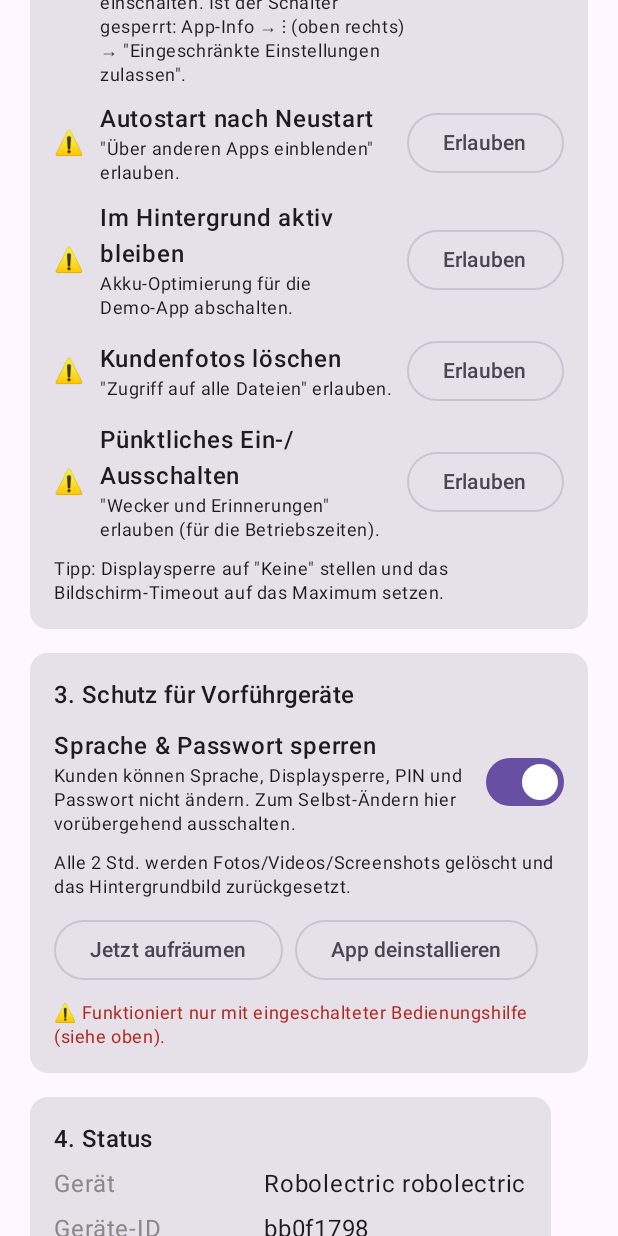
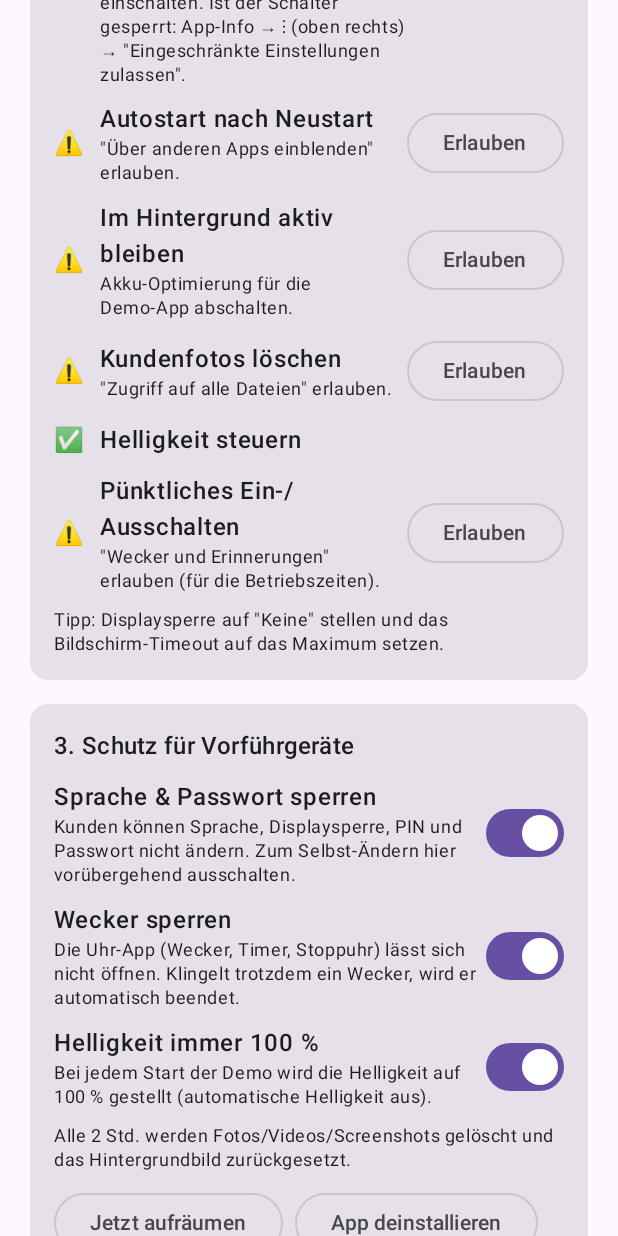
Before and after one commit to Scobecraft/RetailDemo, an Android app built with Jetpack Compose: the screen it shows after launch (SetupActivity), scrolled down 576 dp, on a phone screen of 412 x 824 dp. Run offline under Robolectric (Android 15) with nearby library versions, the phone set to English and light mode, and no system bars; pictures from the network do not load; 2 statements that could not run were skipped.

Commit message:
Demo-App 1.4.0: Helligkeit 100 %, Wecker sperren
- Helligkeit: Demo-Fenster immer volle Helligkeit; System-Helligkeit wird bei jedem
  Demo-Start und beim Aufräumen auf 100 % (manuell) gestellt (Erlaubnis
  "Systemeinstellungen ändern")
- Uhr-App (Wecker/Timer) für Kunden gesperrt; klingelnde Wecker werden möglichst
  automatisch über "Beenden" abgeschaltet
- Beides in den Demo-Einstellungen unter "Schutz" abschaltbar

Co-Authored-By: Claude Opus 5.5 <noreply@anthropic.com>
Claude-Session: https://claude.ai/code/session_011BwrSSPHaNa1dTnFUGjJMx

```diff
--- a/android/demo/build.gradle.kts
+++ b/android/demo/build.gradle.kts
@@ -19,8 +19,8 @@ android {
         applicationId = "de.retaildemo.demo"
         minSdk = 26
         targetSdk = 36
-        versionCode = 5
-        versionName = "1.3.1"
+        versionCode = 6
+        versionName = "1.4.0"
     }
 
     signingConfigs {
--- a/android/demo/src/main/AndroidManifest.xml
+++ b/android/demo/src/main/AndroidManifest.xml
@@ -10,6 +10,9 @@
     <uses-permission android:name="android.permission.REQUEST_IGNORE_BATTERY_OPTIMIZATIONS" />
     <uses-permission android:name="android.permission.SCHEDULE_EXACT_ALARM" />
     <uses-permission android:name="android.permission.SET_WALLPAPER" />
+    <uses-permission
+        android:name="android.permission.WRITE_SETTINGS"
+        tools:ignore="ProtectedPermissions" />
     <uses-permission android:name="android.permission.REQUEST_DELETE_PACKAGES" />
     <uses-permission android:name="android.permission.READ_EXTERNAL_STORAGE" android:maxSdkVersion="32" />
     <uses-permission android:name="android.permission.WRITE_EXTERNAL_STORAGE" android:maxSdkVersion="29" />
--- /dev/null
+++ b/android/demo/src/main/java/de/retaildemo/demo/Brightness.kt
@@ -0,0 +1,19 @@
+package de.retaildemo.demo
+
+import android.content.Context
+import android.provider.Settings
+import android.util.Log
+
+/** Stellt die System-Helligkeit auf 100 % (braucht die Erlaubnis "Systemeinstellungen ändern"). */
+object Brightness {
+    fun canWrite(context: Context) = Settings.System.canWrite(context)
+
+    fun setMax(context: Context) {
+        if (!context.demoApp.prefs.maxBrightness || !canWrite(context)) return
+        runCatching {
+            val cr = context.contentResolver
+            Settings.System.putInt(cr, Settings.System.SCREEN_BRIGHTNESS_MODE, Settings.System.SCREEN_BRIGHTNESS_MODE_MANUAL)
+            Settings.System.putInt(cr, Settings.System.SCREEN_BRIGHTNESS, 255)
+        }.onFailure { Log.w("DemoBrightness", "Helligkeit konnte nicht gesetzt werden", it) }
+    }
+}
--- a/android/demo/src/main/java/de/retaildemo/demo/CleanupManager.kt
+++ b/android/demo/src/main/java/de/retaildemo/demo/CleanupManager.kt
@@ -57,6 +57,7 @@ class CleanupManager(private val app: DemoApp) {
         withContext(Dispatchers.IO) {
             val deleted = if (hasStorageAccess()) deleteGuestMedia() else -1
             val wallpaperOk = resetWallpaper()
+            Brightness.setMax(app)
             app.prefs.lastCleanup = System.currentTimeMillis()
             val summary = buildString {
                 append(if (deleted >= 0) "$deleted Datei(en) gelöscht" else "Fotos: keine Berechtigung")
--- a/android/demo/src/main/java/de/retaildemo/demo/DemoActivity.kt
+++ b/android/demo/src/main/java/de/retaildemo/demo/DemoActivity.kt
@@ -118,6 +118,13 @@ class DemoActivity : ComponentActivity() {
         demoApp.sync.playerStatus = "Demo läuft"
         demoApp.closeDemoCallback = { runOnUiThread { finish() } }
         demoApp.demoVisible = true
+        // Volle Helligkeit: für dieses Fenster sofort, für das System (falls erlaubt) dauerhaft
+        if (demoApp.prefs.maxBrightness) {
+            window.attributes = window.attributes.apply {
+                screenBrightness = WindowManager.LayoutParams.BRIGHTNESS_OVERRIDE_FULL
+            }
+            Brightness.setMax(this)
+        }
     }
 
     override fun onPause() {
--- a/android/demo/src/main/java/de/retaildemo/demo/Prefs.kt
+++ b/android/demo/src/main/java/de/retaildemo/demo/Prefs.kt
@@ -44,6 +44,16 @@ class Prefs(context: Context) {
         get() = sp.getBoolean("block_settings", true)
         set(v) = sp.edit().putBoolean("block_settings", v).apply()
 
+    /** Helligkeit immer auf 100 % stellen. */
+    var maxBrightness: Boolean
+        get() = sp.getBoolean("max_brightness", true)
+        set(v) = sp.edit().putBoolean("max_brightness", v).apply()
+
+    /** Uhr-App (Wecker, Timer) für Kunden sperren. */
+    var blockAlarms: Boolean
+        get() = sp.getBoolean("block_alarms", true)
+        set(v) = sp.edit().putBoolean("block_alarms", v).apply()
+
     var lastCleanup: Long
         get() = sp.getLong("last_cleanup", 0)
         set(v) = sp.edit().putLong("last_cleanup", v).apply()
--- a/android/demo/src/main/java/de/retaildemo/demo/SetupActivity.kt
+++ b/android/demo/src/main/java/de/retaildemo/demo/SetupActivity.kt
@@ -115,6 +115,9 @@ private fun SetupScreen(app: DemoApp, onStartDemo: () -> Unit) {
         android.os.Build.VERSION.SDK_INT < 31 || ctx.getSystemService(AlarmManager::class.java).canScheduleExactAlarms()
     }
     var blockSettings by remember { mutableStateOf(prefs.blockSettings) }
+    var blockAlarms by remember { mutableStateOf(prefs.blockAlarms) }
+    var maxBrightness by remember { mutableStateOf(prefs.maxBrightness) }
+    val writeSettings = remember(refresh) { Brightness.canWrite(ctx) }
     val storage = remember(refresh) { app.cleanup.hasStorageAccess() }
     val storagePermission = rememberLauncherForActivityResult(ActivityResultContracts.RequestPermission()) { refresh++ }
     val cleanupState by app.cleanup.state.collectAsState()
@@ -220,6 +223,17 @@ private fun SetupScreen(app: DemoApp, onStartDemo: () -> Unit) {
                     ) else storagePermission.launch(android.Manifest.permission.WRITE_EXTERNAL_STORAGE)
                 }
                 PermissionRow(
+                    ok = writeSettings,
+                    title = "Helligkeit steuern",
+                    hint = "\"Systemeinstellungen ändern\" erlauben (für Helligkeit 100 %).",
+                    button = "Erlauben",
+                ) {
+                    ctx.startActivity(
+                        Intent(Settings.ACTION_MANAGE_WRITE_SETTINGS, Uri.parse("package:${ctx.packageName}"))
+                            .addFlags(Intent.FLAG_ACTIVITY_NEW_TASK)
+                    )
+                }
+                PermissionRow(
                     ok = exactAlarms,
                     title = "Pünktliches Ein-/Ausschalten",
                     hint = "\"Wecker und Erinnerungen\" erlauben (für die Betriebszeiten).",
@@ -250,6 +264,30 @@ private fun SetupScreen(app: DemoApp, onStartDemo: () -> Unit) {
                         )
                     }
                     Switch(checked = blockSettings, onCheckedChange = { blockSettings = it; prefs.blockSettings = it })
+                }
+                Row(verticalAlignment = Alignment.CenterVertically) {
+                    Column(Modifier.weight(1f)) {
+                        Text("Wecker sperren", fontWeight = FontWeight.Medium)
+                        Text(
+                            "Die Uhr-App (Wecker, Timer, Stoppuhr) lässt sich nicht öffnen. " +
+                                "Klingelt trotzdem ein Wecker, wird er automatisch beendet.",
+                            style = MaterialTheme.typography.bodySmall,
+                        )
+                    }
+                    Switch(checked = blockAlarms, onCheckedChange = { blockAlarms = it; prefs.blockAlarms = it })
+                }
+                Row(verticalAlignment = Alignment.CenterVertically) {
+                    Column(Modifier.weight(1f)) {
+                        Text("Helligkeit immer 100 %", fontWeight = FontWeight.Medium)
+                        Text(
+                            "Bei jedem Start der Demo wird die Helligkeit auf 100 % gestellt (automatische Helligkeit aus).",
+                            style = MaterialTheme.typography.bodySmall,
+                        )
+                    }
+                    Switch(checked = maxBrightness, onCheckedChange = {
+                        maxBrightness = it; prefs.maxBrightness = it
+                        if (it) Brightness.setMax(ctx)
+                    })
                 }
                 val interval = manifest?.cleanupIntervalH ?: 2
                 Text(
```
Also changed, not shown: android/demo/src/main/java/de/retaildemo/demo/IdleWatcherService.kt (+61 -5 lines).
